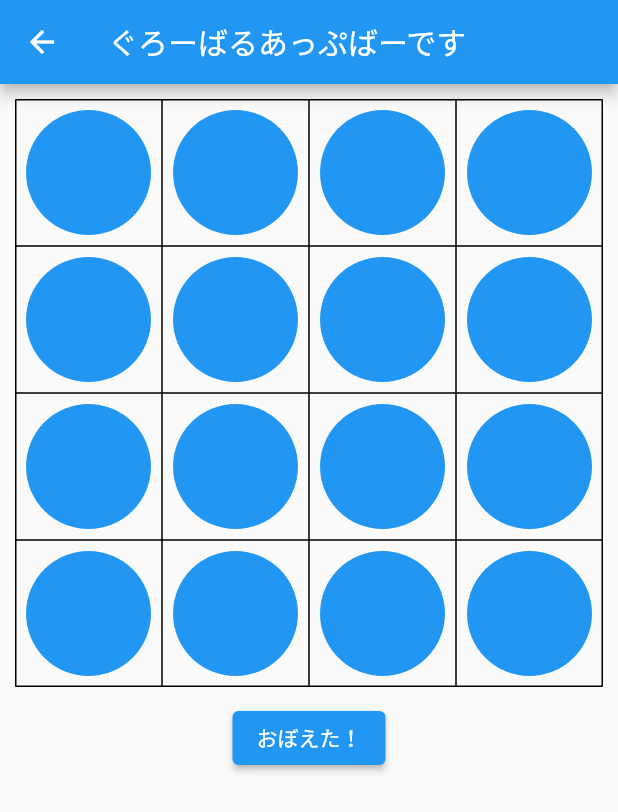
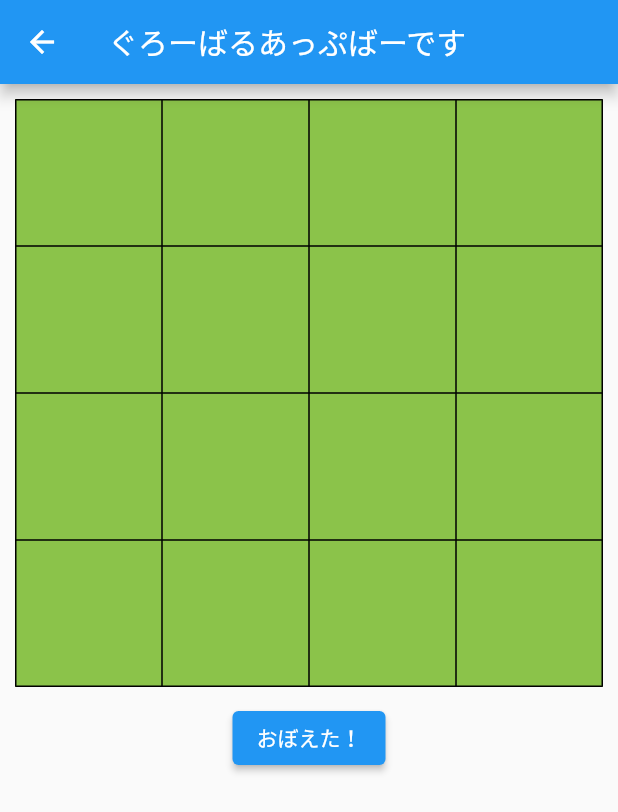
Before and after one commit to kf53495/flash64_native, a Flutter app: the Memory64Quiz screen opened directly, on a phone screen of 412 x 824 dp. Shown: the top 812 px of the screen. Run offline on Flutter 3.47's test engine with Material 2 defaults, Android fonts, the phone set to English and light mode, and no system bars; our stand-ins replace flutter_hooks, hooks_riverpod.

Commit message:
盤の背景と初期の石の色をlightgreenに設定

```diff
--- a/lib/components/memory64/quiz.dart
+++ b/lib/components/memory64/quiz.dart
@@ -84,11 +84,14 @@ class Memory64Quiz extends ConsumerWidget {
                             onTap: () {},
                             child: AspectRatio(
                               aspectRatio: 1,
-                              child: FractionallySizedBox(
-                                widthFactor: 0.85,
-                                child: StoneColor(
-                                  verticalBox: verticalBox,
-                                  horizontalBox: horizontalBox,
+                              child: Container(
+                                color: Colors.lightGreen,
+                                child: FractionallySizedBox(
+                                  widthFactor: 0.85,
+                                  child: StoneColor(
+                                    verticalBox: verticalBox,
+                                    horizontalBox: horizontalBox,
+                                  ),
                                 ),
                               ),
                             ),
@@ -129,7 +132,7 @@ class StoneColor extends HookConsumerWidget {
       return Container(
         decoration: const BoxDecoration(
           shape: BoxShape.circle,
-          color: Colors.blue,
+          color: Colors.lightGreen,
         ),
       );
     } else {
@@ -145,7 +148,7 @@ class StoneColor extends HookConsumerWidget {
   }
 
   int masusitei(vertical, horizontal) {
-    int specifiedBox = (vertical) + (vertical * 4);
+    int specifiedBox = (vertical) + (horizontal * 4);
     return specifiedBox;
   }
 }
```
